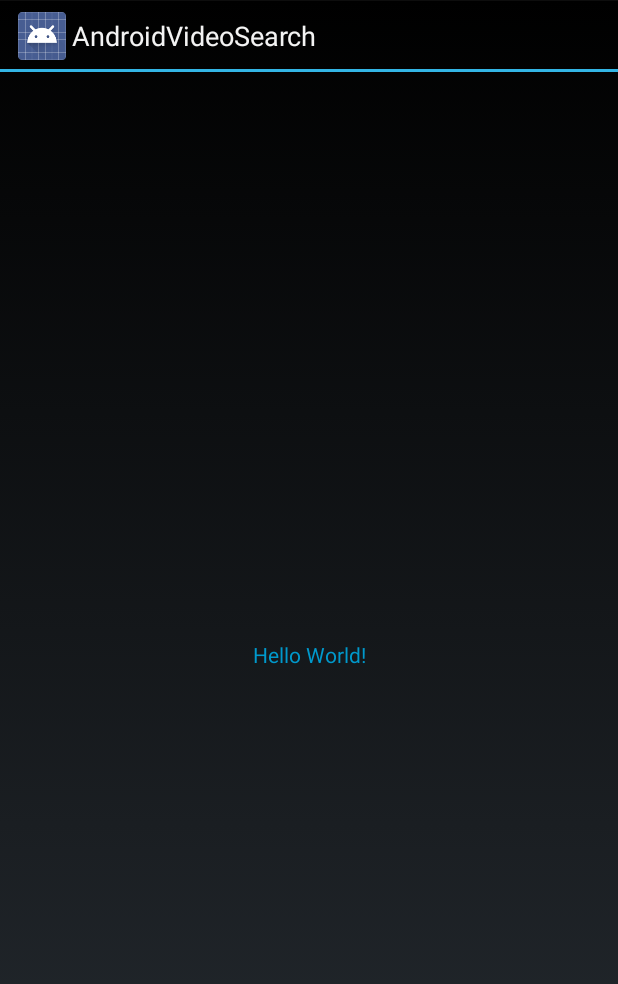
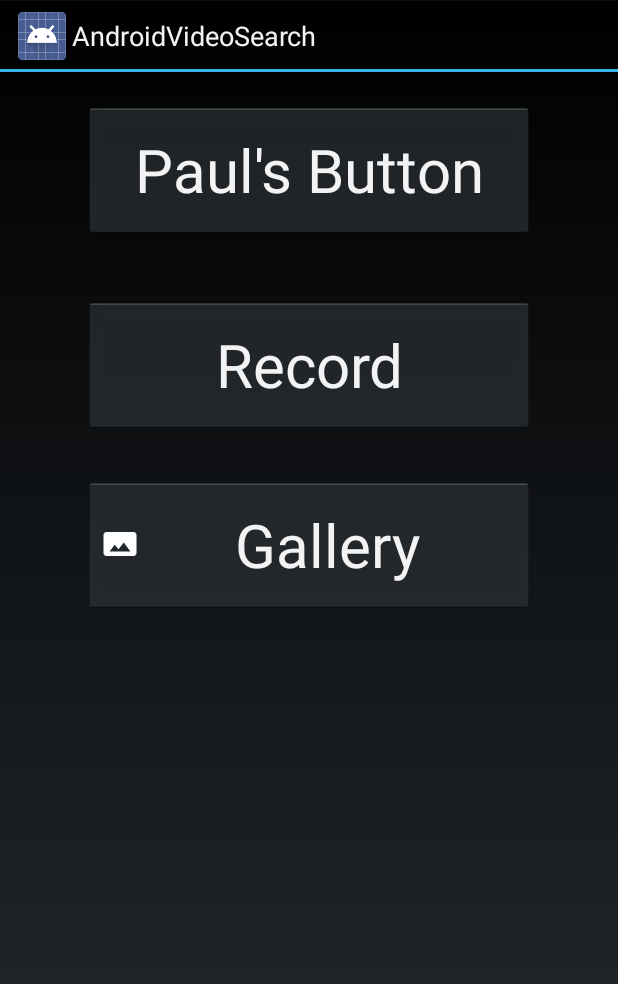
Before and after one commit to JZHeadley/AndroidVideoSearch, an Android app: the layout activity_main.xml on its own in the app's theme, with its tools: preview values and no code run, on a phone screen of 412 x 824 dp. Shown: the top 984 px of the screen. Run offline under Robolectric (Android 15) with nearby library versions, the phone set to English and light mode, and no system bars.

Commit message:
Added button for Paul

```diff
--- /dev/null
+++ b/app/src/main/res/drawable-anydpi/ic_panorama.xml
@@ -0,0 +1,9 @@
+<vector xmlns:android="http://schemas.android.com/apk/res/android"
+        android:width="24dp"
+        android:height="24dp"
+        android:viewportWidth="24.0"
+        android:viewportHeight="24.0">
+    <path
+        android:fillColor="#ffff"
+        android:pathData="M23,18V6c0,-1.1 -0.9,-2 -2,-2H3c-1.1,0 -2,0.9 -2,2v12c0,1.1 0.9,2 2,2h18c1.1,0 2,-0.9 2,-2zM8.5,12.5l2.5,3.01L14.5,11l4.5,6H5l3.5,-4.5z"/>
+</vector>
--- a/app/src/main/res/layout/activity_main.xml
+++ b/app/src/main/res/layout/activity_main.xml
@@ -1,18 +1,39 @@
 <?xml version="1.0" encoding="utf-8"?>
-<android.support.constraint.ConstraintLayout xmlns:android="http://schemas.android.com/apk/res/android"
-    xmlns:app="http://schemas.android.com/apk/res-auto"
+
+<RelativeLayout xmlns:android="http://schemas.android.com/apk/res/android"
     xmlns:tools="http://schemas.android.com/tools"
+    android:layout_width="match_parent"
     android:layout_height="match_parent"
-    android:layout_width="match_parent"
+    android:orientation="vertical"
     tools:context="com.jzheadley.androidvideosearch.MainActivity">
 
-    <TextView
-        android:layout_height="wrap_content"
-        android:layout_width="wrap_content"
-        android:text="Hello World!"
-        app:layout_constraintBottom_toBottomOf="parent"
-        app:layout_constraintLeft_toLeftOf="parent"
-        app:layout_constraintRight_toRightOf="parent"
-        app:layout_constraintTop_toTopOf="parent" />
+    <Button
+        android:id="@+id/PaulsButton"
+        android:layout_width="300dp"
+        android:layout_height="90dp"
+        android:layout_centerHorizontal="true"
+        android:layout_marginTop="20dp"
+        android:text="@string/pauls_button"
+        android:textSize="40sp" />
 
-</android.support.constraint.ConstraintLayout>
+    <Button
+        android:id="@+id/recordButton"
+        android:layout_width="300dp"
+        android:layout_height="90dp"
+        android:layout_centerHorizontal="true"
+        android:layout_marginTop="150dp"
+        android:text="@string/record_button"
+        android:textSize="40sp" />
+
+    <Button
+        android:id="@+id/galleryButton"
+        android:layout_width="300dp"
+        android:layout_height="90dp"
+        android:layout_below="@+id/recordButton"
+        android:layout_centerHorizontal="true"
+        android:layout_marginTop="30dp"
+        android:drawableLeft="@drawable/ic_panorama"
+        android:text="@string/gallery_button"
+        android:textSize="40sp" />
+
+</RelativeLayout>
--- a/app/src/main/res/values/strings.xml
+++ b/app/src/main/res/values/strings.xml
@@ -2,4 +2,5 @@
     <string name="app_name">AndroidVideoSearch</string>
     <string name="record_button">Record</string>
     <string name="gallery_button">Gallery</string>
+    <string name="pauls_button">Paul\'s Button</string>
 </resources>
```
Also changed, not shown: app/src/main/java/com/jzheadley/androidvideosearch/MainActivity.java (+35 -1 lines), app/src/main/res/layout/record_or_gallery.xml (deleted, +0 -26 lines).
